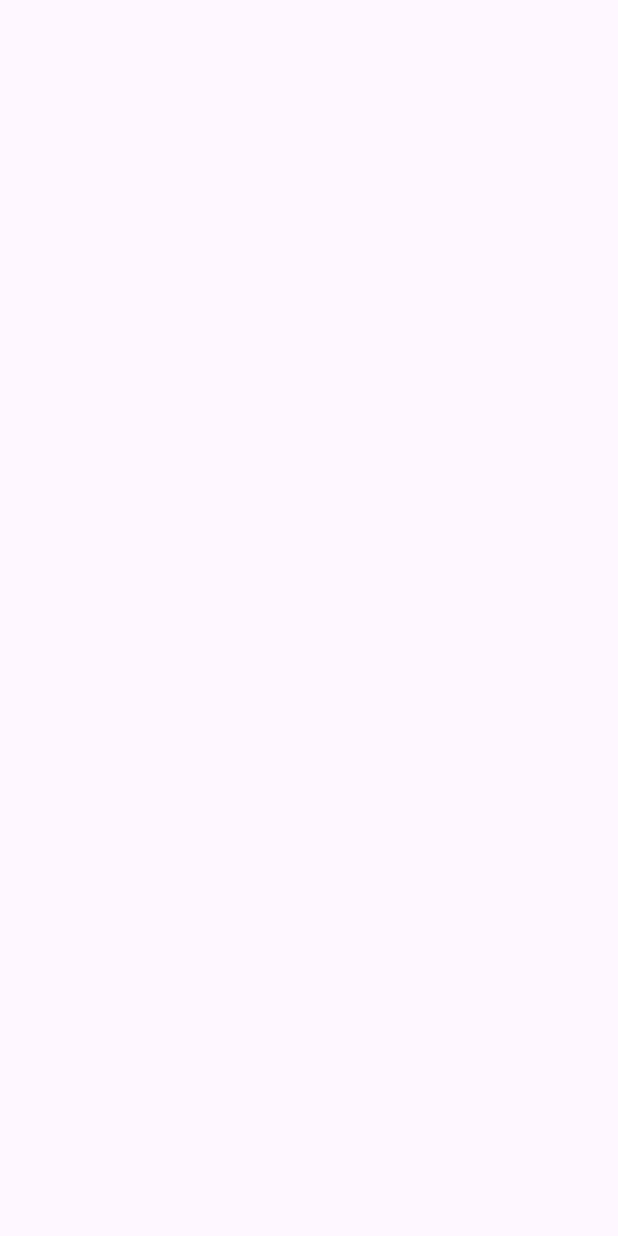
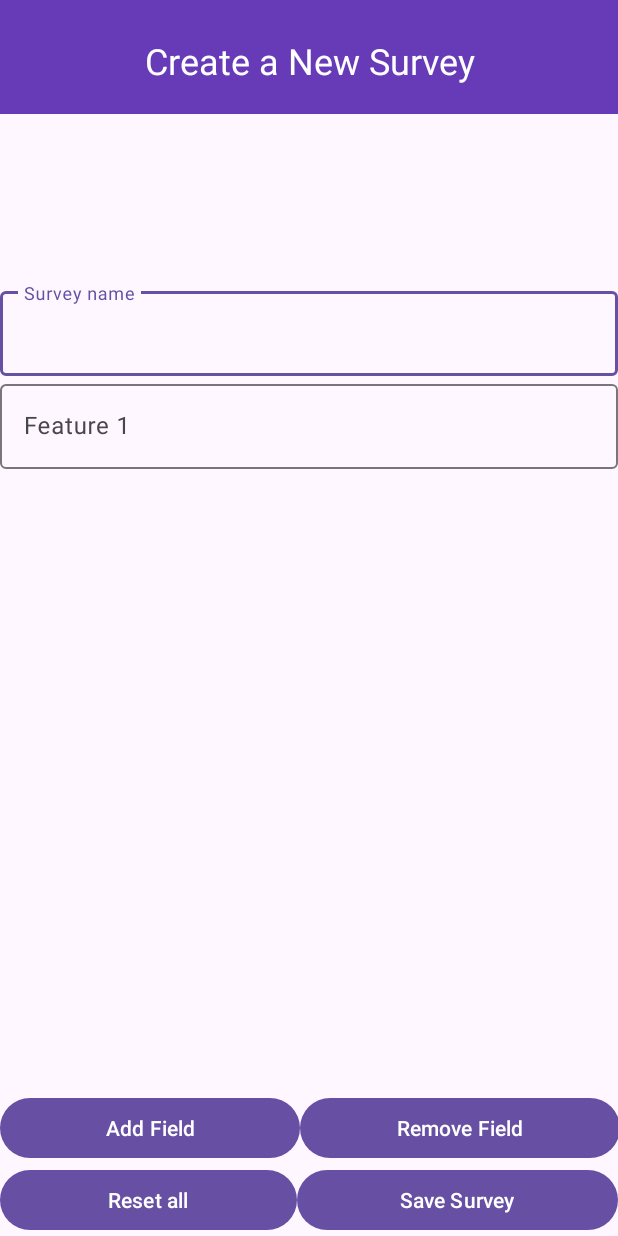
Before and after one commit to jorikvanveen/htht-gis-gnss-project, an Android app: the CreateSurvey screen opened directly, with no data from a screen before it, on a phone screen of 412 x 824 dp. Before the commit the screen is empty. Run offline under Robolectric (Android 15) with nearby library versions, the phone set to English and light mode, and no system bars.

Commit message:
Create Survey Layout

```diff
--- a/app/src/main/res/layout/activity_create_survey.xml
+++ b/app/src/main/res/layout/activity_create_survey.xml
@@ -7,4 +7,122 @@
     android:layout_height="match_parent"
     tools:context=".CreateSurvey">
 
+    <LinearLayout
+        android:id="@+id/linearLayout"
+        android:layout_width="412dp"
+        android:layout_height="76dp"
+        android:background="#673AB7"
+        android:orientation="vertical"
+        app:layout_constraintEnd_toEndOf="parent"
+        app:layout_constraintStart_toStartOf="parent"
+        app:layout_constraintTop_toTopOf="parent">
+
+        <TextView
+            android:id="@+id/textView3"
+            android:layout_width="match_parent"
+            android:layout_height="wrap_content"
+            android:layout_marginTop="24dp"
+            android:text="Create a New Survey"
+            android:textAlignment="center"
+            android:textColor="#FFFFFF"
+            android:textSize="24sp" />
+    </LinearLayout>
+
+    <ScrollView
+        android:id="@+id/scrollView2"
+        android:layout_width="412dp"
+        android:layout_height="539dp"
+        app:layout_constraintBottom_toTopOf="@+id/buttons_layout"
+        app:layout_constraintEnd_toEndOf="parent"
+        app:layout_constraintStart_toStartOf="parent">
+
+        <LinearLayout
+            android:layout_width="match_parent"
+            android:layout_height="wrap_content"
+            android:orientation="vertical">
+
+            <LinearLayout
+                android:layout_width="match_parent"
+                android:layout_height="match_parent"
+                android:orientation="vertical">
+
+                <com.google.android.material.textfield.TextInputLayout
+                    android:layout_width="match_parent"
+                    android:layout_height="match_parent">
+
+                    <com.google.android.material.textfield.TextInputEditText
+                        android:layout_width="match_parent"
+                        android:layout_height="wrap_content"
+                        android:hint="Survey name" />
+
+                </com.google.android.material.textfield.TextInputLayout>
+
+                <com.google.android.material.textfield.TextInputLayout
+                    android:layout_width="match_parent"
+                    android:layout_height="match_parent">
+
+                    <com.google.android.material.textfield.TextInputEditText
+                        android:layout_width="match_parent"
+                        android:layout_height="wrap_content"
+                        android:hint="Feature 1" />
+                </com.google.android.material.textfield.TextInputLayout>
+
+            </LinearLayout>
+
+            <LinearLayout
+                android:id="@+id/dynamic_field_container"
+                android:layout_width="match_parent"
+                android:layout_height="match_parent"
+                android:orientation="vertical"></LinearLayout>
+
+        </LinearLayout>
+    </ScrollView>
+
+    <LinearLayout
+        android:id="@+id/buttons_layout"
+        android:layout_width="wrap_content"
+        android:layout_height="wrap_content"
+        android:orientation="vertical"
+        app:layout_constraintBottom_toBottomOf="parent"
+        app:layout_constraintEnd_toEndOf="parent"
+        app:layout_constraintStart_toStartOf="parent">
+
+        <LinearLayout
+            android:layout_width="match_parent"
+            android:layout_height="match_parent"
+            android:orientation="horizontal">
+
+            <Button
+                android:id="@+id/Add_field_button"
+                android:layout_width="200dp"
+                android:layout_height="wrap_content"
+                android:text="Add Field" />
+
+            <Button
+                android:id="@+id/remove_field_button"
+                android:layout_width="213dp"
+                android:layout_height="wrap_content"
+                android:text="Remove Field" />
+        </LinearLayout>
+
+        <LinearLayout
+            android:layout_width="match_parent"
+            android:layout_height="wrap_content"
+            android:orientation="horizontal">
+
+            <Button
+                android:id="@+id/reset_all_button"
+                android:layout_width="198dp"
+                android:layout_height="wrap_content"
+                android:text="Reset all" />
+
+            <Button
+                android:id="@+id/save_survey_button"
+                android:layout_width="match_parent"
+                android:layout_height="wrap_content"
+                android:text="Save Survey" />
+        </LinearLayout>
+
+    </LinearLayout>
+
 </androidx.constraintlayout.widget.ConstraintLayout>
```
